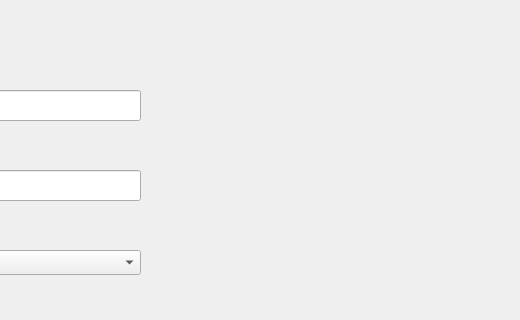
Above: server/guide_add.ui from a-bnb/travel before the change; both pictures show x 200 to 720 and y 0 to 320 of the 720 by 420 pixel window. Below: the same form after it.
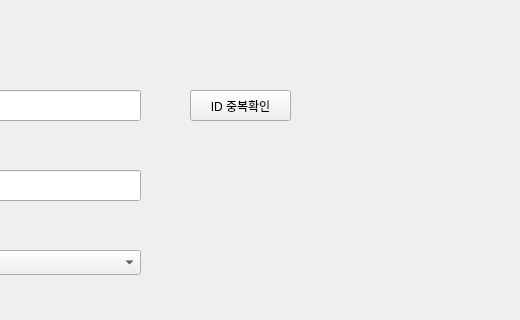
That is the form after the change.

Diff of the .ui file:
```diff
--- a/server/guide_add.ui
+++ b/server/guide_add.ui
@@ -118,6 +118,19 @@
     </property>
    </item>
   </widget>
+  <widget class="QPushButton" name="check_btn">
+   <property name="geometry">
+    <rect>
+     <x>390</x>
+     <y>90</y>
+     <width>101</width>
+     <height>31</height>
+    </rect>
+   </property>
+   <property name="text">
+    <string>ID 중복확인</string>
+   </property>
+  </widget>
  </widget>
  <resources/>
  <connections/>
```
